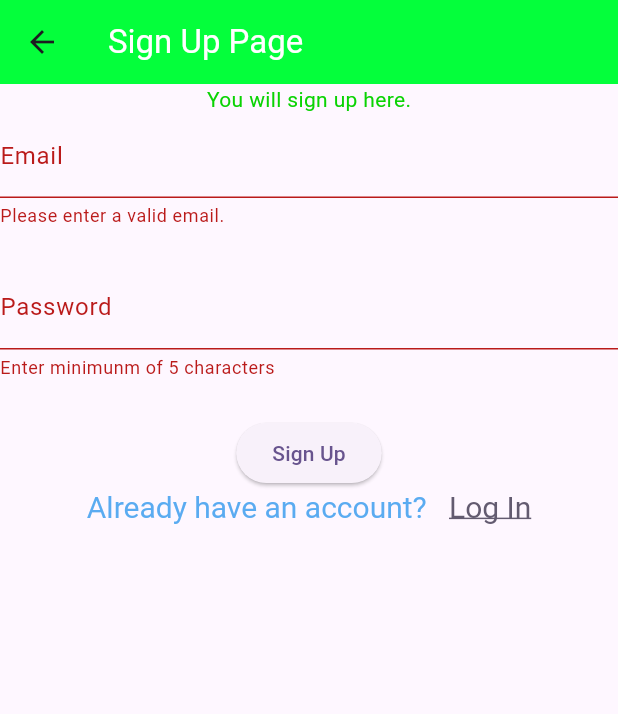
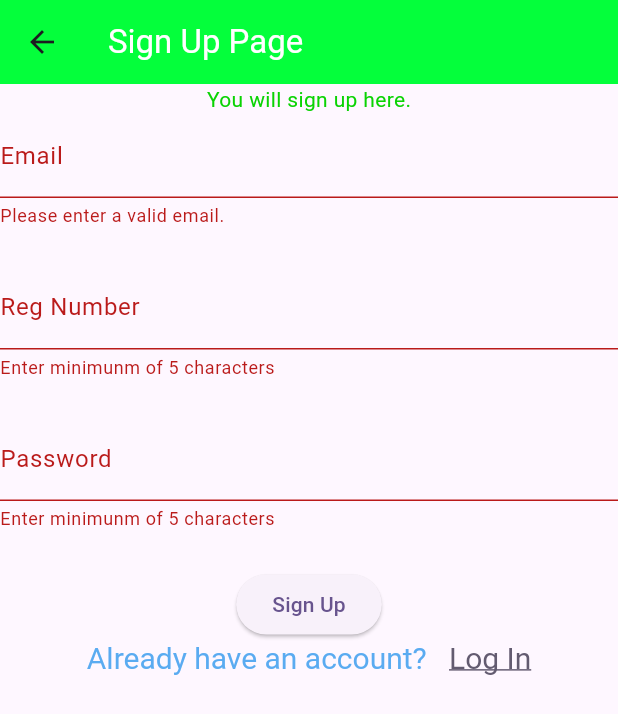
Before and after one commit to williamsOnwuesi/voter, a Flutter app: the SignUp screen opened directly with empty values, after a tap on "Sign Up", on a phone screen of 412 x 824 dp. Shown: the top 714 px of the screen. Run offline on Flutter 3.47's test engine with Material 3 defaults, Android fonts, the phone set to English and light mode, and no system bars; our stand-ins replace awesome_snackbar_content, cloud_firestore, email_validator, firebase_auth, firebase_core; missing offline and left inert: ulid; accounts and stored records are empty; network calls fail.

Commit message:
This is my most recent commit 22 December 2024 sunday afternoon

```diff
--- a/lib/main.dart
+++ b/lib/main.dart
@@ -50,7 +50,7 @@ class MyApp extends StatelessWidget {
         home: const StartPage(),
         routes: {
           '/voting': (context) => const VotingPage(),
-          '/home': (context) => const MyHomePage(title: 'Special Voting App'),
+          '/home': (context) => const MyHomePage(title: 'NACOSS Voting App'),
           '/settings': (context) => const SettingsPage(),
           '/admin': (context) => const AdminPage(),
           '/election_results': (context) => const ElectionResultsPage(),
--- a/lib/pages/authentication/sign_up.dart
+++ b/lib/pages/authentication/sign_up.dart
@@ -5,6 +5,7 @@ import 'package:email_validator/email_validator.dart';
 import 'package:awesome_snackbar_content/awesome_snackbar_content.dart';
 import 'package:voter/main.dart';
 import 'package:cloud_firestore/cloud_firestore.dart';
+import 'package:voter/pages/services/verifyer.dart';
 
 class SignUp extends StatefulWidget {
   final VoidCallback switchToLogin;
@@ -20,6 +21,7 @@ class _SignUpState extends State<SignUp> {
 
   TextEditingController emailController = TextEditingController();
   TextEditingController passwordController = TextEditingController();
+  TextEditingController regNoController = TextEditingController();
 
   Future signUpWithFirebase() async {
     final isValid = formKey.currentState!.validate();
@@ -29,32 +31,59 @@ class _SignUpState extends State<SignUp> {
 
     showDialog(
         context: context,
+        barrierDismissible: false,
         builder: (context) {
           return const Center(child: CircularProgressIndicator());
         });
 
     var email = emailController.text;
     var password = passwordController.text;
+    var regNo = regNoController.text;
 
     Map<String, dynamic> registeredUsersData = {
       'email': email,
       "voted": false,
+      "regNo": regNo,
     };
 
+    //print("This user is verified");
+
+    Future<bool> res = Verifier().checkIfRegNoIsAttached(regNo);
+
+    if (await res) {
+      print(
+          "Sorry your Reg number is already attached to another users account. please contact a NACOSS official.");
+      //
+      var snackBarError = const SnackBar(
+        elevation: 0,
+        behavior: SnackBarBehavior.floating,
+        backgroundColor: Colors.transparent,
+        content: AwesomeSnackbarContent(
+            title: 'Oh Snap!',
+            message:
+                "Sorry this Registration number is already attached. Please visit Naccos office.",
+            contentType: ContentType.failure),
+      );
+      //
+      ScaffoldMessenger.of(context)
+        ..hideCurrentSnackBar()
+        ..showSnackBar(snackBarError);
+
+      //
+    } else {
+      print("This Reg number is not attached yet $res");
+      //
       try {
         await FirebaseAuth.instance
             .createUserWithEmailAndPassword(email: email, password: password);
-
         await FirebaseFirestore.instance
             .collection("registered_users_data")
             .doc(email)
             .set(registeredUsersData);
+
+        //
       } on FirebaseAuthException catch (error) {
-      //
-      //Print(error);
-      // Utils().showSnackBar(error.message);
-
-      var snackBar = SnackBar(
+        var signUpErrorSnackBar = SnackBar(
           elevation: 0,
           behavior: SnackBarBehavior.floating,
           backgroundColor: Colors.transparent,
@@ -66,7 +95,10 @@ class _SignUpState extends State<SignUp> {
 
         ScaffoldMessenger.of(context)
           ..hideCurrentSnackBar()
-        ..showSnackBar(snackBar);
+          ..showSnackBar(signUpErrorSnackBar);
+      }
+
+      //
     }
 
     navigatorKey.currentState!.popUntil((route) => route.isFirst);
@@ -102,6 +134,21 @@ class _SignUpState extends State<SignUp> {
                           validator: (email) =>
                               email != null && !EmailValidator.validate(email)
                                   ? 'Please enter a valid email.'
+                                  : null,
+                        ),
+                        const SizedBox(
+                          height: 25,
+                        ),
+                        TextFormField(
+                          controller: regNoController,
+                          textInputAction: TextInputAction.next,
+                          decoration:
+                              const InputDecoration(labelText: 'Reg Number'),
+                          obscureText: false,
+                          autovalidateMode: AutovalidateMode.onUserInteraction,
+                          validator: (value) =>
+                              value != null && value.length < 5
+                                  ? 'Enter minimunm of 5 characters'
                                   : null,
                         ),
                         const SizedBox(
```
Also changed, not shown: lib/api_models/news.api.dart (+15 -13 lines), lib/pages/news_detail_page.dart (added, +25 -0 lines), lib/pages/services/verifyer.dart (added, +23 -0 lines), lib/pages/voting/widgets/candidates_card.dart (+60 -4 lines), lib/pages/voting/widgets/news_card.dart (+13 -7 lines). Lines whose indentation alone changed are shown as unchanged.
